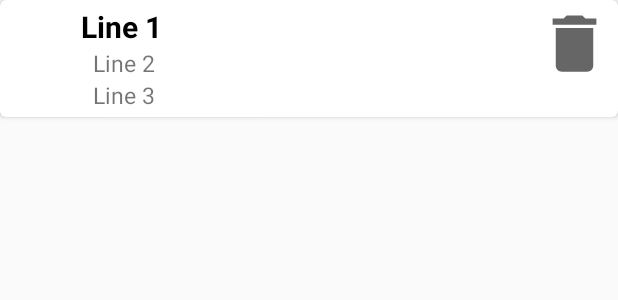
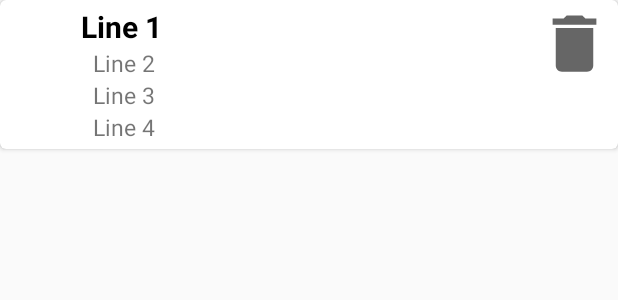
Before and after one commit to Early-Bird-Two-Touch-Point-of-Sale/SylvanCombinedUI, an Android app: the layout order_item.xml on its own in the app's theme, with its tools: preview values and no code run, on a phone screen of 412 x 824 dp. Shown: the top 300 px of the screen. Run offline under Robolectric (Android 15) with nearby library versions, the phone set to English and light mode, and no system bars.

Commit message:
Added 4th line of text to OrderItem, having trouble with EditText.

```diff
--- a/app/src/main/java/com/example/sylvancombinedui/OrderAdapter.java
+++ b/app/src/main/java/com/example/sylvancombinedui/OrderAdapter.java
@@ -28,6 +28,7 @@ public class OrderAdapter extends RecyclerView.Adapter<OrderAdapter.OrderViewHol
         public TextView mTextView1;
         public TextView mTextView2;
         public TextView mTextView3;
+        public TextView mTextView4;
         public ImageView mDeleteImage;
 
         public OrderViewHolder(@NonNull View itemView, final OnItemClickListener listener) {
@@ -36,6 +37,8 @@ public class OrderAdapter extends RecyclerView.Adapter<OrderAdapter.OrderViewHol
             mTextView1 = itemView.findViewById(R.id.itemTitle);
             mTextView2 = itemView.findViewById(R.id.itemBarcode);
             mTextView3 = itemView.findViewById(R.id.itemOther);
+            mTextView4 = itemView.findViewById(R.id.itemPrice);
+
             mDeleteImage = itemView.findViewById(R.id.imageDelete);
 
             mDeleteImage.setOnClickListener(new View.OnClickListener() {
@@ -72,6 +75,7 @@ public class OrderAdapter extends RecyclerView.Adapter<OrderAdapter.OrderViewHol
         holder.mTextView1.setText(currentItem.getText1());
         holder.mTextView2.setText(currentItem.getText2());
         holder.mTextView3.setText(currentItem.getText3());
+        holder.mTextView4.setText(currentItem.getText4());
     }
 
     @Override
--- a/app/src/main/res/layout/order_item.xml
+++ b/app/src/main/res/layout/order_item.xml
@@ -51,6 +51,18 @@
             android:text="Line 3"
             android:textSize="15sp" />
 
+        <TextView
+            android:id="@+id/itemPrice"
+            android:layout_width="wrap_content"
+            android:layout_height="wrap_content"
+            android:layout_below="@id/itemOther"
+            android:layout_marginStart="8dp"
+            android:layout_marginLeft="8dp"
+            android:layout_toEndOf="@id/itemImage"
+            android:layout_toRightOf="@id/itemImage"
+            android:text="Line 4"
+            android:textSize="15sp" />
+
         <ImageView
             android:id="@+id/imageDelete"
             android:layout_width="50dp"
```
Also changed, not shown: app/src/main/java/com/example/sylvancombinedui/MenuActivity.java (+11 -2 lines), app/src/main/java/com/example/sylvancombinedui/OrderActivity.java (+8 -4 lines), app/src/main/java/com/example/sylvancombinedui/OrderItem.java (+7 -1 lines).
